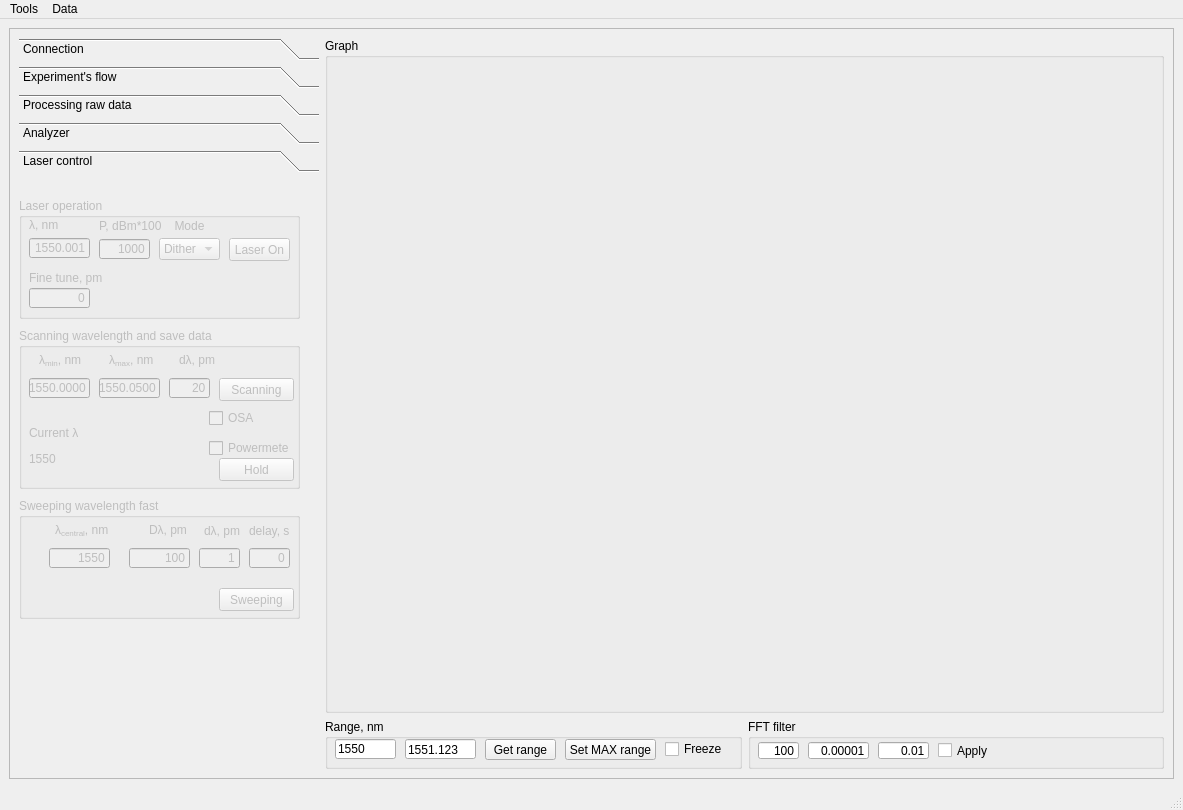
Above: Windows/UIs/MainWindow.ui from al509/ScanLoop before the change. Below: the same form after it.
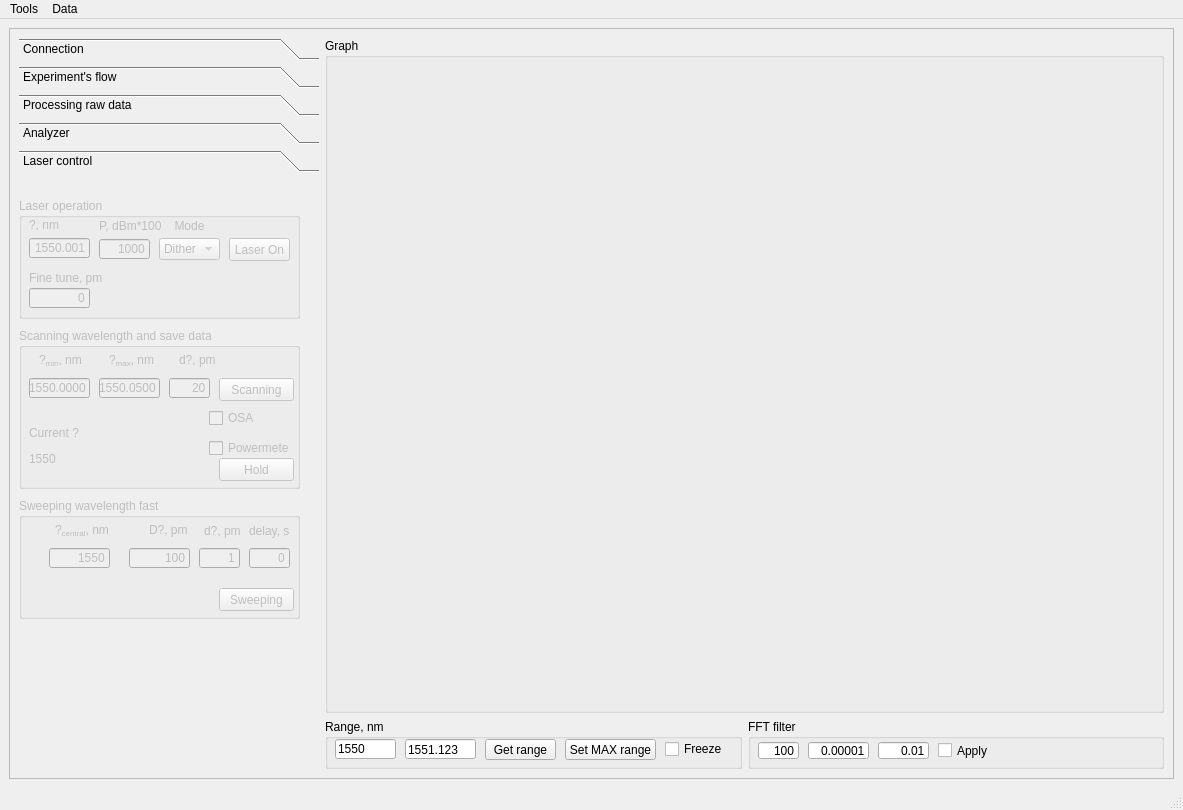
That is the form after the change. The open tabs and pages were chosen to show the change.

Patch:
```diff
--- a/Windows/UIs/MainWindow.ui
+++ b/Windows/UIs/MainWindow.ui
@@ -55,8 +55,8 @@
         <rect>
          <x>0</x>
          <y>0</y>
-         <width>1159</width>
-         <height>735</height>
+         <width>1163</width>
+         <height>749</height>
         </rect>
        </property>
        <layout class="QGridLayout" name="gridLayout_4">
@@ -1843,8 +1843,8 @@
             <rect>
              <x>0</x>
              <y>0</y>
-             <width>300</width>
-             <height>558</height>
+             <width>83</width>
+             <height>500</height>
             </rect>
            </property>
            <property name="minimumSize">
@@ -1913,7 +1913,7 @@
               </rect>
              </property>
              <property name="text">
-              <string>&lt;html&gt;&lt;head/&gt;&lt;body&gt;&lt;p&gt;λ&lt;span style=&quot; vertical-align:sub;&quot;&gt;min&lt;/span&gt;, nm&lt;/p&gt;&lt;/body&gt;&lt;/html&gt;</string>
+              <string>&lt;html&gt;&lt;head/&gt;&lt;body&gt;&lt;p&gt;?&lt;span style=&quot; vertical-align:sub;&quot;&gt;min&lt;/span&gt;, nm&lt;/p&gt;&lt;/body&gt;&lt;/html&gt;</string>
              </property>
             </widget>
             <widget class="QLabel" name="label_18">
@@ -1926,7 +1926,7 @@
               </rect>
              </property>
              <property name="text">
-              <string>&lt;html&gt;&lt;head/&gt;&lt;body&gt;&lt;p&gt;λ&lt;span style=&quot; vertical-align:sub;&quot;&gt;max&lt;/span&gt;, nm&lt;/p&gt;&lt;/body&gt;&lt;/html&gt;</string>
+              <string>&lt;html&gt;&lt;head/&gt;&lt;body&gt;&lt;p&gt;?&lt;span style=&quot; vertical-align:sub;&quot;&gt;max&lt;/span&gt;, nm&lt;/p&gt;&lt;/body&gt;&lt;/html&gt;</string>
              </property>
             </widget>
             <widget class="QLineEdit" name="lineEdit_laser_lambda_scanning_step">
@@ -1955,7 +1955,7 @@
               </rect>
              </property>
              <property name="text">
-              <string>&lt;html&gt;&lt;head/&gt;&lt;body&gt;&lt;p&gt;dλ, pm&lt;/p&gt;&lt;/body&gt;&lt;/html&gt;</string>
+              <string>&lt;html&gt;&lt;head/&gt;&lt;body&gt;&lt;p&gt;d?, pm&lt;/p&gt;&lt;/body&gt;&lt;/html&gt;</string>
              </property>
             </widget>
             <widget class="QPushButton" name="pushButton_scan_laser_wavelength">
@@ -1984,7 +1984,7 @@
               </rect>
              </property>
              <property name="text">
-              <string>&lt;html&gt;&lt;head/&gt;&lt;body&gt;&lt;p&gt;Current λ&lt;/p&gt;&lt;/body&gt;&lt;/html&gt;</string>
+              <string>&lt;html&gt;&lt;head/&gt;&lt;body&gt;&lt;p&gt;Current ?&lt;/p&gt;&lt;/body&gt;&lt;/html&gt;</string>
              </property>
             </widget>
             <widget class="QLabel" name="label_current_scanning_laser_wavelength">
@@ -2125,7 +2125,7 @@
               </rect>
              </property>
              <property name="text">
-              <string>&lt;html&gt;&lt;head/&gt;&lt;body&gt;&lt;p&gt;λ, nm&lt;/p&gt;&lt;/body&gt;&lt;/html&gt;</string>
+              <string>&lt;html&gt;&lt;head/&gt;&lt;body&gt;&lt;p&gt;?, nm&lt;/p&gt;&lt;/body&gt;&lt;/html&gt;</string>
              </property>
             </widget>
             <widget class="QPushButton" name="pushButton_laser_On">
@@ -2284,7 +2284,7 @@
               </rect>
              </property>
              <property name="text">
-              <string>&lt;html&gt;&lt;head/&gt;&lt;body&gt;&lt;p&gt;λ&lt;span style=&quot; vertical-align:sub;&quot;&gt;central&lt;/span&gt;, nm&lt;/p&gt;&lt;/body&gt;&lt;/html&gt;</string>
+              <string>&lt;html&gt;&lt;head/&gt;&lt;body&gt;&lt;p&gt;?&lt;span style=&quot; vertical-align:sub;&quot;&gt;central&lt;/span&gt;, nm&lt;/p&gt;&lt;/body&gt;&lt;/html&gt;</string>
              </property>
             </widget>
             <widget class="QLabel" name="label_27">
@@ -2297,7 +2297,7 @@
               </rect>
              </property>
              <property name="text">
-              <string>&lt;html&gt;&lt;head/&gt;&lt;body&gt;&lt;p&gt;Dλ, pm&lt;/p&gt;&lt;/body&gt;&lt;/html&gt;</string>
+              <string>&lt;html&gt;&lt;head/&gt;&lt;body&gt;&lt;p&gt;D?, pm&lt;/p&gt;&lt;/body&gt;&lt;/html&gt;</string>
              </property>
             </widget>
             <widget class="QLineEdit" name="lineEdit_laser_lambda_sweeping_step">
@@ -2326,7 +2326,7 @@
               </rect>
              </property>
              <property name="text">
-              <string>&lt;html&gt;&lt;head/&gt;&lt;body&gt;&lt;p&gt;dλ, pm&lt;/p&gt;&lt;/body&gt;&lt;/html&gt;</string>
+              <string>&lt;html&gt;&lt;head/&gt;&lt;body&gt;&lt;p&gt;d?, pm&lt;/p&gt;&lt;/body&gt;&lt;/html&gt;</string>
              </property>
             </widget>
             <widget class="QPushButton" name="pushButton_sweep_laser_wavelength">
```
Left out of the diff: 33 changed lines with no effect on the pictures.
